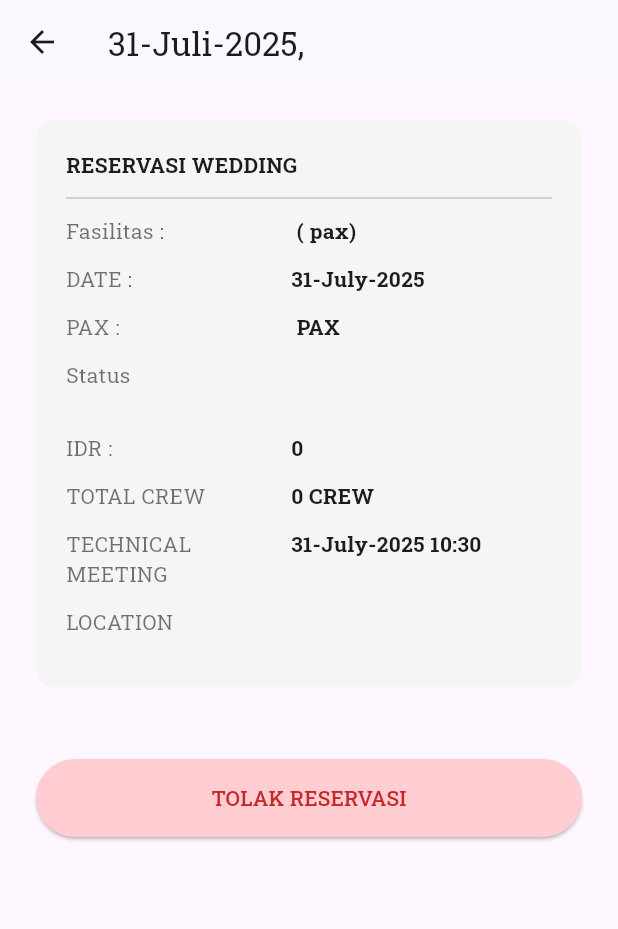
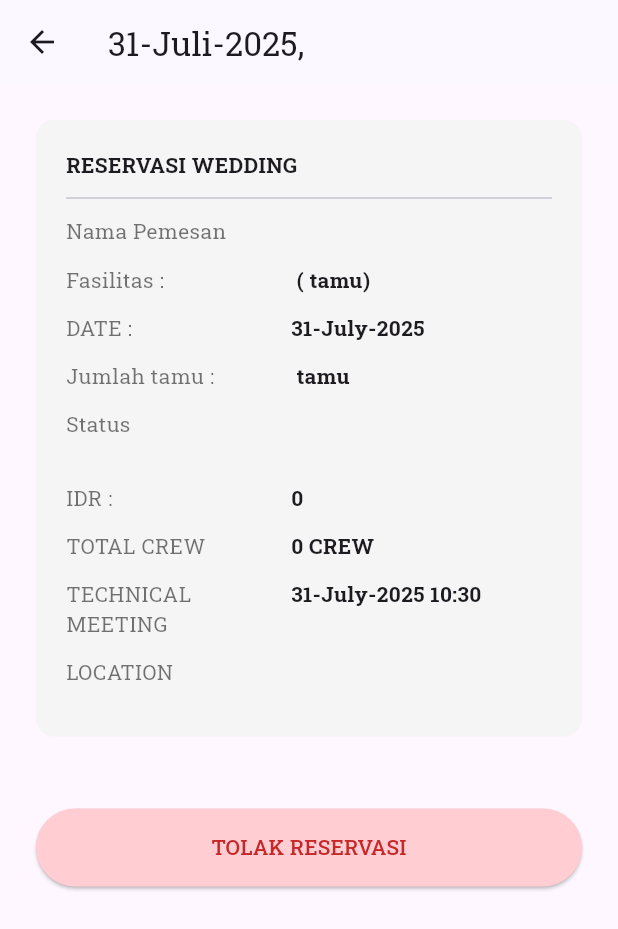
Before and after one commit to NotDaniArya/project_wedding_organizer, a Flutter app: the ReservasiDetailAdmin screen opened directly with empty values, on a phone screen of 412 x 824 dp. Shown: the top 929 px of the screen. Run offline on Flutter 3.47's test engine with Material 3 defaults, Android fonts, the phone set to English and light mode, and no system bars; our stand-ins replace cached_network_image, flutter_riverpod, font_awesome_flutter, google_fonts, supabase_flutter, table_calendar and 1 more; accounts and stored records are empty; network calls fail.

Commit message:
selesai lagi

```diff
--- a/lib/core/services/booking_service.dart
+++ b/lib/core/services/booking_service.dart
@@ -137,7 +137,9 @@ class BookingService {
   // fungsi untuk ambil semua booking user dan juga filter berdasarkan status
   Future<List<Booking>> getAllUsersBookings(Status? status) async {
     try {
-      var query = supabase.from('bookings').select('*, packages(*)');
+      var query = supabase
+          .from('bookings')
+          .select('*, packages(*), profiles(*)');
 
       if (status != null) {
         query = query.eq('status', status.value);
--- a/lib/features/admin/reservasi/views/reservasi_detail_admin.dart
+++ b/lib/features/admin/reservasi/views/reservasi_detail_admin.dart
@@ -199,15 +199,16 @@ class ReservasiDetailAdmin extends ConsumerWidget {
             style: const TextStyle(fontWeight: FontWeight.bold),
           ),
           const Divider(height: 24),
+          _buildDetailRow('Nama Pemesan', booking.profiles!.full_name),
           _buildDetailRow(
             'Fasilitas :',
-            '${(booking.packages?.facilities.isNotEmpty ?? false) ? booking.packages!.facilities.first : ''} (${booking.pax} pax)',
+            '${(booking.packages?.facilities.isNotEmpty ?? false) ? booking.packages!.facilities.first : ''} (${booking.pax} tamu)',
           ),
           _buildDetailRow(
             'DATE :',
             '${DateFormat('d-MMMM-yyyy').format(booking.eventDate!)} ${booking.eventTime ?? ''}',
           ),
-          _buildDetailRow('PAX :', '${booking.pax} PAX'),
+          _buildDetailRow('Jumlah tamu :', '${booking.pax} tamu'),
           _buildDetailRow(
             'Status',
             booking.status.toUpperCase(),
--- a/lib/features/user/auth/views/login_screen.dart
+++ b/lib/features/user/auth/views/login_screen.dart
@@ -1,8 +1,8 @@
 import 'package:flutter/material.dart';
 import 'package:flutter_riverpod/flutter_riverpod.dart';
 import 'package:project_v/app/utils/helper_function/my_helper_function.dart';
+import 'package:project_v/auth_gate.dart';
 import 'package:project_v/features/user/auth/views/register_screen.dart';
-import 'package:project_v/navigation_menu.dart';
 import 'package:project_v/shared_widgets/button.dart';
 import 'package:project_v/shared_widgets/input_text_field.dart';
 import 'package:project_v/shared_widgets/text_button.dart';
@@ -45,7 +45,7 @@ class _LoginScreenState extends ConsumerState<LoginScreen> {
             );
             Navigator.pushReplacement(
               context,
-              MaterialPageRoute(builder: (context) => const NavigationMenu()),
+              MaterialPageRoute(builder: (context) => const AuthGate()),
             );
           },
           onError: (error) =>
--- a/lib/features/user/booking/views/konfirmasi_booking_screen.dart
+++ b/lib/features/user/booking/views/konfirmasi_booking_screen.dart
@@ -113,7 +113,7 @@ class KonfirmasiBookingScreen extends ConsumerWidget {
                     style: textTheme.bodyMedium,
                   ),
                   Text(
-                    'Total Pax: >$paxCount pax',
+                    'Total Tamu: >$paxCount tamu',
                     style: textTheme.bodyMedium,
                   ),
                   const SizedBox(height: 8),
--- a/lib/features/user/detail_paket/views/detail_screen.dart
+++ b/lib/features/user/detail_paket/views/detail_screen.dart
@@ -60,7 +60,7 @@ class DetailScreen extends ConsumerWidget {
                     children: [
                       // Harga
                       Text(
-                        'Daftar harga per-pax',
+                        'Daftar harga per-tamu',
                         style: textTheme.titleMedium?.copyWith(
                           color: Colors.grey.shade600,
                         ),
@@ -74,11 +74,11 @@ class DetailScreen extends ConsumerWidget {
                             mainAxisAlignment: MainAxisAlignment.spaceBetween,
                             children: [
                               Text(
-                                '> ${tier.pax} Pax',
+                                '> ${tier.pax} tamu',
                                 style: textTheme.bodyLarge,
                               ),
                               Text(
-                                '${NumberFormat.currency(locale: 'id_ID', symbol: 'Rp ', decimalDigits: 0).format(tier.price)} / pax',
+                                '${NumberFormat.currency(locale: 'id_ID', symbol: 'Rp ', decimalDigits: 0).format(tier.price)} / tamu',
                                 style: textTheme.bodyLarge?.copyWith(
                                   fontWeight: FontWeight.bold,
                                 ),
--- a/lib/features/user/pembayaran/views/pembayaran_screen.dart
+++ b/lib/features/user/pembayaran/views/pembayaran_screen.dart
@@ -1,5 +1,6 @@
 import 'package:flutter/material.dart';
 import 'package:flutter_riverpod/flutter_riverpod.dart';
+import 'package:intl/intl.dart';
 
 import '../viewmodels/pembayaran_viewmodel.dart';
 import 'detail_pembayaran_screen.dart';
@@ -42,7 +43,7 @@ class PembayaranScreen extends ConsumerWidget {
                           crossAxisAlignment: CrossAxisAlignment.start,
                           children: [
                             Text(
-                              'Tanggal Acara: ${bookingItem.eventDate}, Jam: ${bookingItem.eventTime} WITA',
+                              'Tanggal Acara: ${DateFormat('d-MMMM-yyyy', 'id_ID').format(bookingItem.eventDate!)}, Jam: ${bookingItem.eventTime} WITA',
                             ),
                             const SizedBox(height: 5),
                             Text(bookingItem.status, style: texTheme.bodySmall),
```
